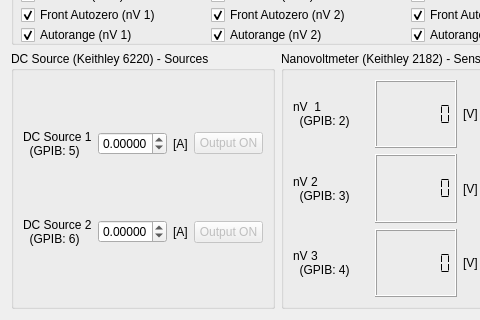
Old version of the form Keithley/Keithley_Control.ui in the repository Cryostat-GUI/Cryostat-GUI; both pictures show x 0 to 480 and y 143 to 463 of the 807 by 463 pixel window.
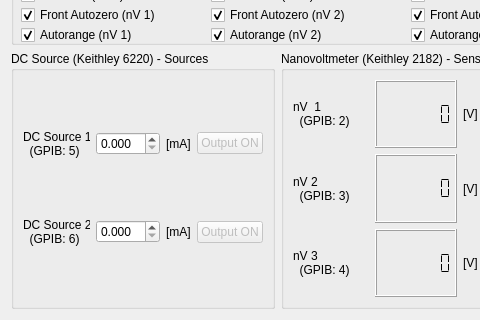
New version of the form.

Commit message:
Keithley & OneShot: exc current in milli Ampere in GUI
- conversion happens directly where the GUI hands the values over, everything else is in Ampere
- this is done both in the OneShot measurement window and in the Keithley Resistance window
- GUI elements are renamed to indicate these units

What changed in the file:
```diff
--- a/Keithley/Keithley_Control.ui
+++ b/Keithley/Keithley_Control.ui
@@ -145,13 +145,13 @@
       <item row="0" column="1">
        <widget class="QDoubleSpinBox" name="spinSetCurrent1_A">
         <property name="decimals">
-         <number>5</number>
+         <number>3</number>
         </property>
         <property name="minimum">
-         <double>-0.100000000000000</double>
+         <double>0.000000000000000</double>
         </property>
         <property name="maximum">
-         <double>0.100000000000000</double>
+         <double>50.000000000000000</double>
         </property>
         <property name="singleStep">
          <double>0.001000000000000</double>
@@ -161,13 +161,13 @@
       <item row="2" column="1">
        <widget class="QDoubleSpinBox" name="spinSetCurrent2_A">
         <property name="decimals">
-         <number>5</number>
+         <number>3</number>
         </property>
         <property name="minimum">
-         <double>-0.100000000000000</double>
+         <double>0.000000000000000</double>
         </property>
         <property name="maximum">
-         <double>0.100000000000000</double>
+         <double>50.000000000000000</double>
         </property>
         <property name="singleStep">
          <double>0.001000000000000</double>
@@ -197,7 +197,7 @@
          </size>
         </property>
         <property name="text">
-         <string>[A]</string>
+         <string>[mA]</string>
         </property>
        </widget>
       </item>
@@ -210,7 +210,7 @@
          </size>
         </property>
         <property name="text">
-         <string>[A]</string>
+         <string>[mA]</string>
         </property>
        </widget>
       </item>
```
Left out of the diff: 12 changed lines with no effect on the pictures. The commit also changes 2 other files.
